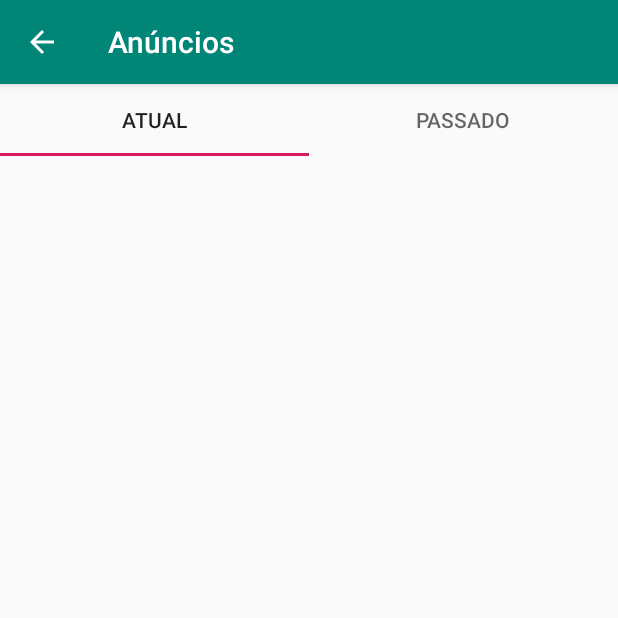
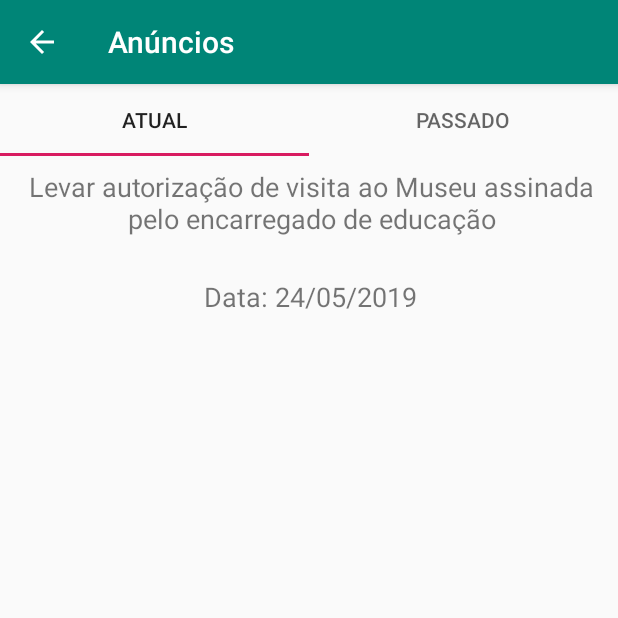
Before and after one commit to jcoelh0/IHC-AEEB, an Android app: the screen it shows after launch (Anuncios), after a tap on "ANÚNCIOS", on a phone screen of 412 x 824 dp, the top half of it. Run offline under Robolectric (Android 15) with nearby library versions, the phone set to English and light mode, and no system bars.

Commit message:
update anuncios interfaces

```diff
--- a/app/src/main/java/com/example/myapplication/Anuncios.java
+++ b/app/src/main/java/com/example/myapplication/Anuncios.java
@@ -4,15 +4,30 @@ import android.content.Intent;
 import android.support.v7.app.AppCompatActivity;
 import android.os.Bundle;
 import android.view.Menu;
+import android.view.MenuItem;
+import android.widget.TextView;
+
+import java.util.ArrayList;
 
 public class Anuncios extends AppCompatActivity {
 
     boolean tipoUsuario = MainActivity.getTipoUsuario();
+    private static String[] arrayNovoAnuncio = new String[3];
 
     @Override
     protected void onCreate(Bundle savedInstanceState) {
         super.onCreate(savedInstanceState);
         setContentView(R.layout.activity_anuncios);
+
+        //ArrayList<String[]> arrayAnuncios = new ArrayList<String[]>();
+        //arrayAnuncios.add(new String[]{"Levar autorização de visita ao Museu assinada","Na data especificada será feita uma visita ao Museu da cidade e para que o seu educando possa ir é preciso trazaer a autorização assinada.","yyyy/MM/dd"});
+
+
+        TextView anuncio1 = (TextView) findViewById(R.id.textView4);
+        TextView dataAnuncio1 = (TextView) findViewById(R.id.textView5);
+
+        anuncio1.setText("Levar autorização de visita ao Museu assinada pelo encarregado de educação");
+        dataAnuncio1.setText("Data: 24/05/2019");
     }
 
     @Override
@@ -24,5 +39,18 @@ public class Anuncios extends AppCompatActivity {
         return true;
     }
 
+    @Override
+    public boolean onOptionsItemSelected(MenuItem item) {
+        switch(item.getItemId()) {
+            case R.id.novo_anuncio:
+                Intent anuncios_add = new Intent(getApplicationContext(), Anuncios_Add.class);
+                startActivity(anuncios_add);
+                break;
+            default:
+                return super.onOptionsItemSelected(item);
+        }
+
+        return true;
+    }
 
 }
--- a/app/src/main/res/layout/activity_anuncios.xml
+++ b/app/src/main/res/layout/activity_anuncios.xml
@@ -1,6 +1,5 @@
 <?xml version="1.0" encoding="utf-8"?>
-<android.support.constraint.ConstraintLayout
-    xmlns:android="http://schemas.android.com/apk/res/android"
+<android.support.constraint.ConstraintLayout xmlns:android="http://schemas.android.com/apk/res/android"
     xmlns:app="http://schemas.android.com/apk/res-auto"
     xmlns:tools="http://schemas.android.com/tools"
     android:layout_width="match_parent"
@@ -26,4 +25,38 @@
             android:text="@string/passado" />
 
     </android.support.design.widget.TabLayout>
+
+    <TextView
+        android:id="@+id/textView4"
+        android:layout_width="380dp"
+        android:layout_height="65dp"
+        android:layout_marginStart="8dp"
+        android:layout_marginTop="8dp"
+        android:layout_marginEnd="8dp"
+        android:text="@string/anuncio1"
+        android:textAlignment="center"
+        android:textSize="18sp"
+        app:layout_constraintEnd_toEndOf="@+id/textView5"
+        app:layout_constraintHorizontal_bias="0.466"
+        app:layout_constraintStart_toStartOf="@+id/textView5"
+        app:layout_constraintTop_toBottomOf="@+id/tabLayout" />
+
+    <TextView
+        android:id="@+id/textView5"
+        android:layout_width="380dp"
+        android:layout_height="wrap_content"
+        android:layout_marginStart="8dp"
+        android:layout_marginTop="8dp"
+        android:layout_marginEnd="8dp"
+        android:layout_marginBottom="8dp"
+        android:text="@string/dataAnuncio1"
+        android:textAlignment="center"
+        android:textSize="18sp"
+        app:layout_constraintBottom_toBottomOf="parent"
+        app:layout_constraintEnd_toEndOf="parent"
+        app:layout_constraintHorizontal_bias="0.533"
+        app:layout_constraintStart_toStartOf="parent"
+        app:layout_constraintTop_toBottomOf="@+id/textView4"
+        app:layout_constraintVertical_bias="0.0" />
+
 </android.support.constraint.ConstraintLayout>
--- a/app/src/main/res/values/strings.xml
+++ b/app/src/main/res/values/strings.xml
@@ -30,4 +30,6 @@
     <string name="descriçao">Descrição</string>
     <string name="descri_o">Descrição</string>
     <string name="atividade">Atividade</string>
+    <string name="anuncio1">TextView</string>
+    <string name="dataAnuncio1">TextView</string>
 </resources>
```
